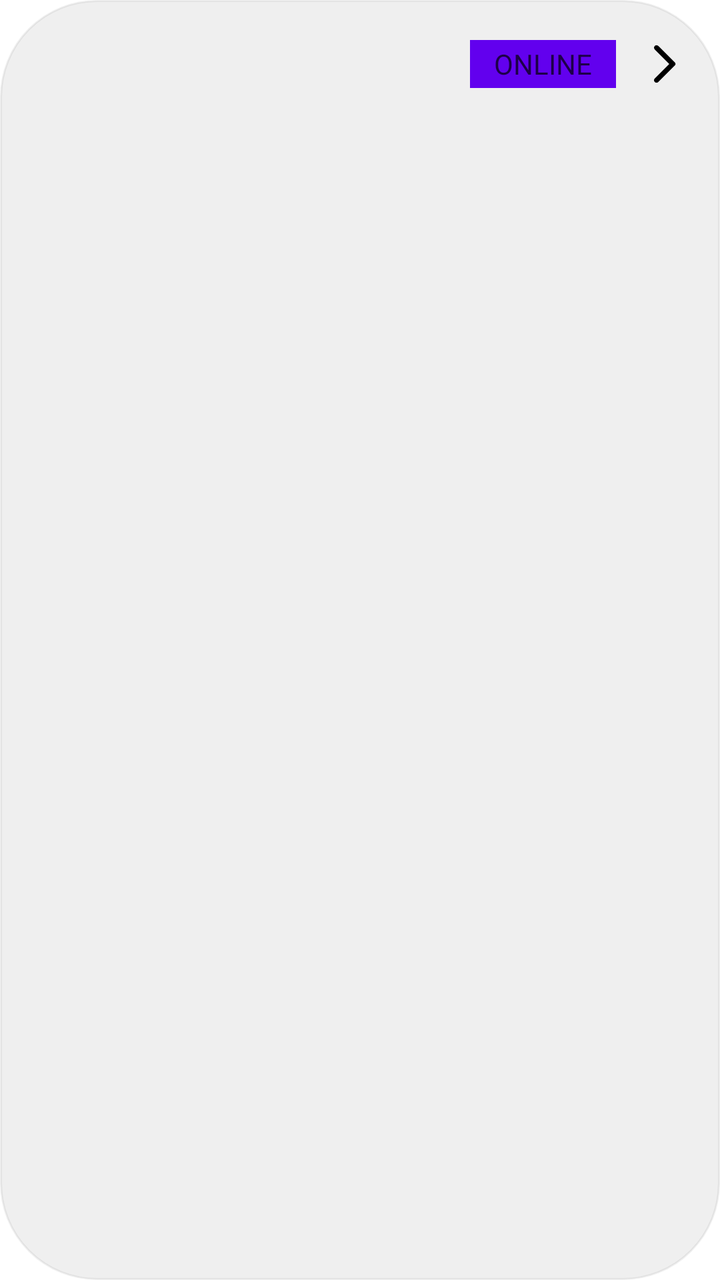
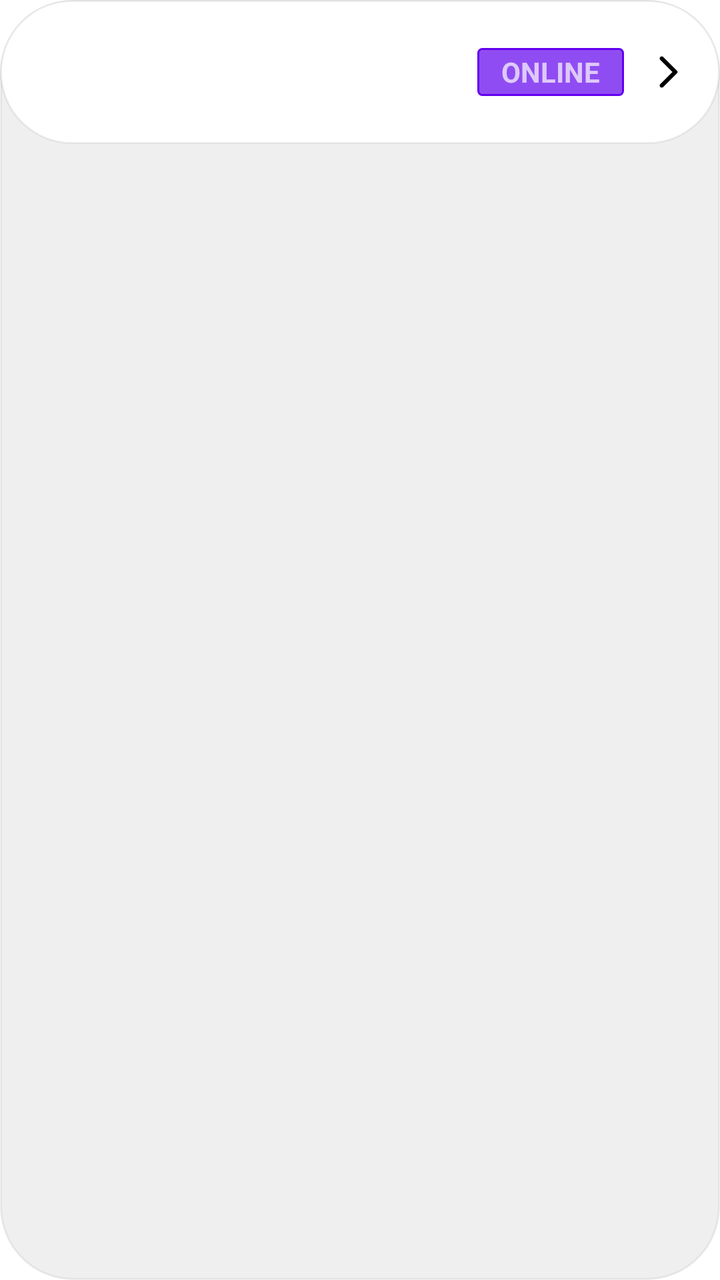

Before-and-after screenshots of an Android layout around one commit, followed by the original layout XML and the change that was made.
<!-- AndroidManifest.xml: application theme Theme.NetAnalyzer -->
<!-- res/layout/devices_item.xml -->
<?xml version="1.0" encoding="utf-8"?>
<LinearLayout xmlns:app="http://schemas.android.com/apk/res-auto"
    xmlns:android="http://schemas.android.com/apk/res/android"
    android:layout_width="match_parent"
    android:layout_height="wrap_content"
    android:orientation="vertical"
    android:background="@drawable/round_button_list"
    android:layout_margin="8dp">

    <LinearLayout
        android:id="@+id/buttonPanel"
        android:layout_width="match_parent"
        android:layout_height="wrap_content"
        android:orientation="horizontal"
        android:padding="16dp"
        android:clickable="true"
        android:focusable="true"
        android:background="?android:attr/selectableItemBackground">

        <ImageView
            android:id="@+id/iconImageView"
            android:layout_width="32dp"
            android:layout_height="32dp"
            android:layout_gravity="center_vertical"
            app:tint="@color/on_background" />

        <LinearLayout
            android:layout_width="0dp"
            android:layout_height="wrap_content"
            android:layout_weight="1"
            android:layout_marginStart="8dp"
            android:layout_marginEnd="8dp"
            android:orientation="vertical"
            android:paddingStart="8dp"
            android:paddingEnd="8dp">

            <TextView
                android:id="@+id/titleTextView"
                android:layout_width="wrap_content"
                android:layout_height="wrap_content"
                android:textSize="16sp"
                android:textColor="@color/on_background"/>

            <TextView
                android:id="@+id/subtitleTextView"
                android:layout_width="wrap_content"
                android:layout_height="wrap_content"
                android:textSize="14sp"
                android:textColor="@color/on_background"
                android:alpha="0.7"
                android:visibility="gone" />

        </LinearLayout>

        <LinearLayout
            android:layout_width="wrap_content"
            android:layout_height="24dp"
            android:layout_gravity="center_vertical"
            android:orientation="horizontal"
            android:background="@color/primary"
            android:paddingHorizontal="12dp"
            android:layout_marginEnd="12dp"
            android:gravity="center">

            <TextView
                android:layout_width="wrap_content"
                android:layout_height="wrap_content"
                android:textSize="14sp"
                android:textColor="@color/on_background"
                android:alpha="0.7"
                android:text="ONLINE"/>

        </LinearLayout>

        <ImageView
            android:id="@+id/accessoryImageView"
            android:layout_width="24dp"
            android:layout_height="24dp"
            android:layout_gravity="center_vertical"
            app:srcCompat="@drawable/ic_arrow_forward"
            app:tint="@color/on_background" />

    </LinearLayout>

    <LinearLayout
        android:id="@+id/details_panel"
        android:layout_width="match_parent"
        android:layout_height="0dp"
        android:paddingStart="16dp"
        android:paddingEnd="16dp"
        android:paddingBottom="2dp"
        android:background="@color/transparent"
        android:orientation="vertical"
        android:visibility="invisible">

        <View
            android:layout_width="match_parent"
            android:layout_height="1dp"
            android:background="@color/background_10" />

        <TextView
            android:id="@+id/detailsTextView"
            android:layout_width="match_parent"
            android:layout_height="wrap_content"
            android:textSize="12sp"
            android:textColor="@color/on_background"
            android:alpha="0.8"
            android:paddingTop="8dp" />

    </LinearLayout>
</LinearLayout>
<!-- resources referenced by this layout -->
<resources>
  <color name="background_10">#11121212</color>
  <color name="on_background">#FF000000</color>
  <color name="primary">#FF6200EE</color>
  <color name="transparent">#00FFFFFF</color>
  <!-- drawable ic_arrow_forward (drawable) -->
  <vector xmlns:android="http://schemas.android.com/apk/res/android"
      android:width="24dp"
      android:height="24dp"
      android:viewportWidth="24"
      android:viewportHeight="24">
    <path
        android:pathData="M7.38,21.01c0.49,0.49 1.28,0.49 1.77,0l8.31,-8.31c0.39,-0.39 0.39,-1.02 0,-1.41L9.15,2.98c-0.49,-0.49 -1.28,-0.49 -1.77,0s-0.49,1.28 0,1.77L14.62,12l-7.25,7.25c-0.48,0.48 -0.48,1.28 0.01,1.76z"
        android:fillColor="#e3e3e3"/>
  </vector>
  <!-- drawable round_button_list (drawable) -->
  <?xml version="1.0" encoding="utf-8"?>
  <shape xmlns:android="http://schemas.android.com/apk/res/android"
      android:shape="rectangle">
  
      <solid android:color="@color/surface" />
  
      <corners android:radius="48dp" />
  
      <stroke
          android:width="1dp"
          android:color="@color/background_10" />
  
  </shape>
  <style name="Theme.NetAnalyzer" parent="Theme.MaterialComponents.DayNight.NoActionBar">
          
          <item name="colorPrimary">@color/primary</item>
          <item name="colorPrimaryVariant">@color/primary_variant</item>
          <item name="colorOnPrimary">@color/on_primary</item>
  
          
          <item name="colorSecondary">@color/secondary</item>
          <item name="colorOnSecondary">@color/on_secondary</item>
  
          
          <item name="android:windowBackground">@color/background</item>
          <item name="colorOnBackground">@color/on_background</item>
  
          
          <item name="colorSurface">@color/surface</item>
          <item name="colorOnSurface">@color/on_surface</item>
  
          
          <item name="colorError">@color/error</item>
          <item name="colorOnError">@color/on_error</item>
  
          
          <item name="android:textColorPrimary">@color/on_primary</item>
          <item name="android:textColorSecondary">@color/on_secondary</item>
  
          <item name="colorControlNormal">?attr/colorOnSurface</item>
          <item name="colorControlActivated">@color/primary</item>
      </style>
  <color name="surface">#EFEFEF</color>
  <color name="primary_variant">#FF3700B3</color>
  <color name="on_primary">#FFFFFFFF</color>
  <color name="secondary">#FF03DAC5</color>
  <color name="on_secondary">#FF000000</color>
  <color name="background">#FFFFFFFF</color>
  <color name="on_surface">#CC000000</color>
  <color name="error">#FFB00020</color>
  <color name="on_error">#FFFFFFFF</color>
</resources>

<!-- the commit's change to res/layout/devices_item.xml (unified diff, before → after) -->
@@ -4,18 +4,18 @@
     android:layout_width="match_parent"
     android:layout_height="wrap_content"
     android:orientation="vertical"
-    android:background="@drawable/round_button_list"
-    android:layout_margin="8dp">
+    android:background="@drawable/round_button_list_36"
+    android:layout_margin="4dp">
 
     <LinearLayout
         android:id="@+id/buttonPanel"
         android:layout_width="match_parent"
-        android:layout_height="wrap_content"
+        android:layout_height="72dp"
         android:orientation="horizontal"
         android:padding="16dp"
         android:clickable="true"
         android:focusable="true"
-        android:background="?android:attr/selectableItemBackground">
+        android:background="@drawable/round_ripple_32">
 
         <ImageView
             android:id="@+id/iconImageView"
@@ -57,7 +57,7 @@
             android:layout_height="24dp"
             android:layout_gravity="center_vertical"
             android:orientation="horizontal"
-            android:background="@color/primary"
+            android:background="@drawable/round_rectangle_accent"
             android:paddingHorizontal="12dp"
             android:layout_marginEnd="12dp"
             android:gravity="center">
@@ -66,16 +66,17 @@
                 android:layout_width="wrap_content"
                 android:layout_height="wrap_content"
                 android:textSize="14sp"
-                android:textColor="@color/on_background"
+                android:textColor="@color/on_primary"
                 android:alpha="0.7"
-                android:text="ONLINE"/>
+                android:text="ONLINE"
+                android:textStyle="bold"/>
 
         </LinearLayout>
 
         <ImageView
             android:id="@+id/accessoryImageView"
-            android:layout_width="24dp"
-            android:layout_height="24dp"
+            android:layout_width="20dp"
+            android:layout_height="20dp"
             android:layout_gravity="center_vertical"
             app:srcCompat="@drawable/ic_arrow_forward"
             app:tint="@color/on_background" />
@@ -86,8 +87,8 @@
         android:id="@+id/details_panel"
         android:layout_width="match_parent"
         android:layout_height="0dp"
-        android:paddingStart="16dp"
-        android:paddingEnd="16dp"
+        android:paddingStart="40dp"
+        android:paddingEnd="40dp"
         android:paddingBottom="2dp"
         android:background="@color/transparent"
         android:orientation="vertical"
@@ -103,7 +104,7 @@
             android:layout_width="match_parent"
             android:layout_height="wrap_content"
             android:textSize="12sp"
-            android:textColor="@color/on_background"
+            android:textColor="@color/on_surface"
             android:alpha="0.8"
             android:paddingTop="8dp" />
 
<!-- resource entries referenced after the edit -->
@@ -14,20 +14,56 @@
         android:pathData="M7.38,21.01c0.49,0.49 1.28,0.49 1.77,0l8.31,-8.31c0.39,-0.39 0.39,-1.02 0,-1.41L9.15,2.98c-0.49,-0.49 -1.28,-0.49 -1.77,0s-0.49,1.28 0,1.77L14.62,12l-7.25,7.25c-0.48,0.48 -0.48,1.28 0.01,1.76z"
         android:fillColor="#e3e3e3"/>
   </vector>
-  <!-- drawable round_button_list (drawable) -->
+  <!-- drawable round_button_list_36 (drawable) -->
   <?xml version="1.0" encoding="utf-8"?>
   <shape xmlns:android="http://schemas.android.com/apk/res/android"
       android:shape="rectangle">
   
       <solid android:color="@color/surface" />
   
-      <corners android:radius="48dp" />
+      <corners android:radius="36dp" />
   
       <stroke
           android:width="1dp"
           android:color="@color/background_10" />
   
   </shape>
+  <!-- drawable round_rectangle_accent (drawable) -->
+  <shape xmlns:android="http://schemas.android.com/apk/res/android"
+      android:shape="rectangle">
+  
+      <solid android:color="@color/primary_70" />
+  
+      <corners android:radius="2dp" />
+  
+      <stroke
+          android:width="1dp"
+          android:color="@color/primary" />
+  
+  </shape>
+  <!-- drawable round_ripple_32 (drawable) -->
+  <?xml version="1.0" encoding="utf-8"?>
+  <ripple xmlns:android="http://schemas.android.com/apk/res/android"
+      android:color="#20000000"> <item>
+      <shape android:shape="rectangle">
+          <solid android:color="@color/background" />
+  
+          <stroke
+              android:width="1dp"
+              android:color="@color/background_10" />
+  
+          <corners android:radius="36dp" />
+      </shape>
+  </item>
+  
+      <item android:id="@android:id/mask">
+          <shape android:shape="rectangle">
+              <solid android:color="@android:color/white" />
+              <corners android:radius="36dp" />
+          </shape>
+      </item>
+  
+  </ripple>
   <style name="Theme.NetAnalyzer" parent="Theme.MaterialComponents.DayNight.NoActionBar">
           
           <item name="colorPrimary">@color/primary</item>
@@ -58,6 +94,7 @@
           <item name="colorControlActivated">@color/primary</item>
       </style>
   <color name="surface">#EFEFEF</color>
+  <color name="primary_70">#B36200EE</color>
   <color name="primary_variant">#FF3700B3</color>
   <color name="on_primary">#FFFFFFFF</color>
   <color name="secondary">#FF03DAC5</color>
